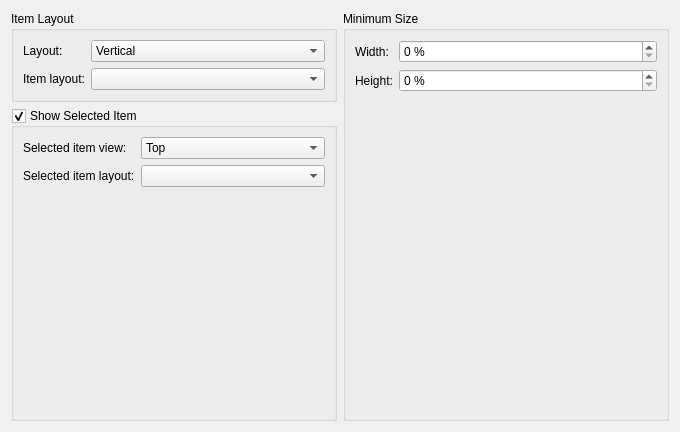
The window that kcmkwin/kwintabbox/layoutconfig.ui (KDE/kwin) describes before a commit, drawn with Qt 5.
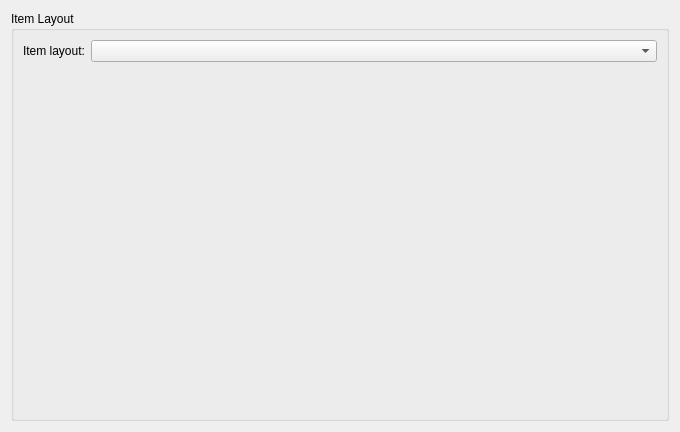
The same window after the commit. Custom widgets are drawn as their Qt base class.

Commit message: Drop all obsoleted config options from kwintabbox kcm

Patch:
```diff
--- a/kcmkwin/kwintabbox/layoutconfig.ui
+++ b/kcmkwin/kwintabbox/layoutconfig.ui
@@ -17,41 +17,6 @@
       <string>Item Layout</string>
      </property>
      <layout class="QFormLayout" name="formLayout">
-      <item row="0" column="0">
-       <widget class="QLabel" name="label">
-        <property name="text">
-         <string>Layout:</string>
-        </property>
-        <property name="buddy">
-         <cstring>layoutCombo</cstring>
-        </property>
-       </widget>
-      </item>
-      <item row="0" column="1">
-       <widget class="KComboBox" name="layoutCombo">
-        <property name="sizePolicy">
-         <sizepolicy hsizetype="MinimumExpanding" vsizetype="Fixed">
-          <horstretch>0</horstretch>
-          <verstretch>0</verstretch>
-         </sizepolicy>
-        </property>
-        <item>
-         <property name="text">
-          <string>Vertical</string>
-         </property>
-        </item>
-        <item>
-         <property name="text">
-          <string>Horizontal</string>
-         </property>
-        </item>
-        <item>
-         <property name="text">
-          <string>Tabular</string>
-         </property>
-        </item>
-       </widget>
-      </item>
       <item row="1" column="0">
        <widget class="QLabel" name="label_9">
         <property name="text">
@@ -75,172 +40,9 @@
      </layout>
     </widget>
    </item>
-   <item row="0" column="1" rowspan="2">
-    <widget class="QGroupBox" name="groupBox">
-     <property name="title">
-      <string>Minimum Size</string>
-     </property>
-     <layout class="QFormLayout" name="formLayout_3">
-      <property name="fieldGrowthPolicy">
-       <enum>QFormLayout::ExpandingFieldsGrow</enum>
-      </property>
-      <item row="0" column="0">
-       <widget class="QLabel" name="label_2">
-        <property name="text">
-         <string>Width:</string>
-        </property>
-        <property name="buddy">
-         <cstring>minWidthSpinBox</cstring>
-        </property>
-       </widget>
-      </item>
-      <item row="0" column="1">
-       <widget class="KIntSpinBox" name="minWidthSpinBox">
-        <property name="sizePolicy">
-         <sizepolicy hsizetype="MinimumExpanding" vsizetype="Fixed">
-          <horstretch>0</horstretch>
-          <verstretch>0</verstretch>
-         </sizepolicy>
-        </property>
-        <property name="toolTip">
-         <string>Minimum width, as a percentage of screen width.</string>
-        </property>
-        <property name="suffix">
-         <string> %</string>
-        </property>
-        <property name="maximum">
-         <number>100</number>
-        </property>
-       </widget>
-      </item>
-      <item row="1" column="0">
-       <widget class="QLabel" name="label_3">
-        <property name="text">
-         <string>Height:</string>
-        </property>
-        <property name="buddy">
-         <cstring>minHeightSpinBox</cstring>
-        </property>
-       </widget>
-      </item>
-      <item row="1" column="1">
-       <widget class="KIntSpinBox" name="minHeightSpinBox">
-        <property name="sizePolicy">
-         <sizepolicy hsizetype="MinimumExpanding" vsizetype="Fixed">
-          <horstretch>0</horstretch>
-          <verstretch>0</verstretch>
-         </sizepolicy>
-        </property>
-        <property name="toolTip">
-         <string>Minimum height, as a percentage of screen height.</string>
-        </property>
-        <property name="suffix">
-         <string> %</string>
-        </property>
-        <property name="maximum">
-         <number>100</number>
-        </property>
-       </widget>
-      </item>
-     </layout>
-    </widget>
-   </item>
-   <item row="1" column="0">
-    <widget class="QGroupBox" name="selectedItemBox">
-     <property name="title">
-      <string>Show Selected Item</string>
-     </property>
-     <property name="checkable">
-      <bool>true</bool>
-     </property>
-     <layout class="QFormLayout" name="formLayout_2">
-      <property name="fieldGrowthPolicy">
-       <enum>QFormLayout::ExpandingFieldsGrow</enum>
-      </property>
-      <item row="0" column="0">
-       <widget class="QLabel" name="label_10">
-        <property name="text">
-         <string>Selected item view:</string>
-        </property>
-        <property name="buddy">
-         <cstring>selectedItemCombo</cstring>
-        </property>
-       </widget>
-      </item>
-      <item row="0" column="1">
-       <widget class="KComboBox" name="selectedItemCombo">
-        <property name="sizePolicy">
-         <sizepolicy hsizetype="MinimumExpanding" vsizetype="Fixed">
-          <horstretch>0</horstretch>
-          <verstretch>0</verstretch>
-         </sizepolicy>
-        </property>
-        <item>
-         <property name="text">
-          <string>Top</string>
-         </property>
-        </item>
-        <item>
-         <property name="text">
-          <string>Bottom</string>
-         </property>
-        </item>
-        <item>
-         <property name="text">
-          <string>Left</string>
-         </property>
-        </item>
-        <item>
-         <property name="text">
-          <string>Right</string>
-         </property>
-        </item>
-       </widget>
-      </item>
-      <item row="1" column="0">
-       <widget class="QLabel" name="label_11">
-        <property name="text">
-         <string>Selected item layout:</string>
-        </property>
-        <property name="buddy">
-         <cstring>selectedItemLayoutCombo</cstring>
-        </property>
-       </widget>
-      </item>
-      <item row="1" column="1">
-       <widget class="KComboBox" name="selectedItemLayoutCombo">
-        <property name="sizePolicy">
-         <sizepolicy hsizetype="MinimumExpanding" vsizetype="Fixed">
-          <horstretch>0</horstretch>
-          <verstretch>0</verstretch>
-         </sizepolicy>
-        </property>
-       </widget>
-      </item>
-      <item row="2" column="1">
-       <spacer name="verticalSpacer">
-        <property name="orientation">
-         <enum>Qt::Vertical</enum>
-        </property>
-        <property name="sizeHint" stdset="0">
-         <size>
-          <width>20</width>
-          <height>40</height>
-         </size>
-        </property>
-       </spacer>
-      </item>
-     </layout>
-    </widget>
-   </item>
-  </layout>
+ </layout>
  </widget>
  <customwidgets>
-  <customwidget>
-   <class>KIntSpinBox</class>
-   <extends>QSpinBox</extends>
-   <header>knuminput.h</header>
-  </customwidget>
   <customwidget>
    <class>KComboBox</class>
    <extends>QComboBox</extends>
```
Left out of the diff: 6 changed lines with no effect on the pictures. The commit also changes 1 other file.
